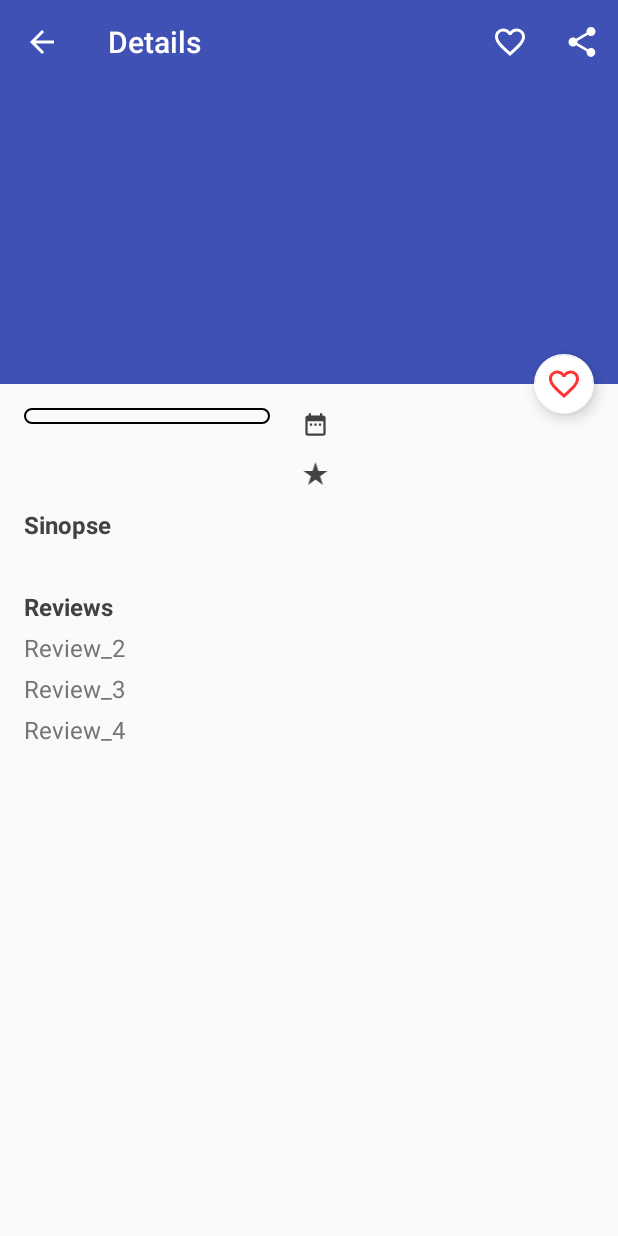
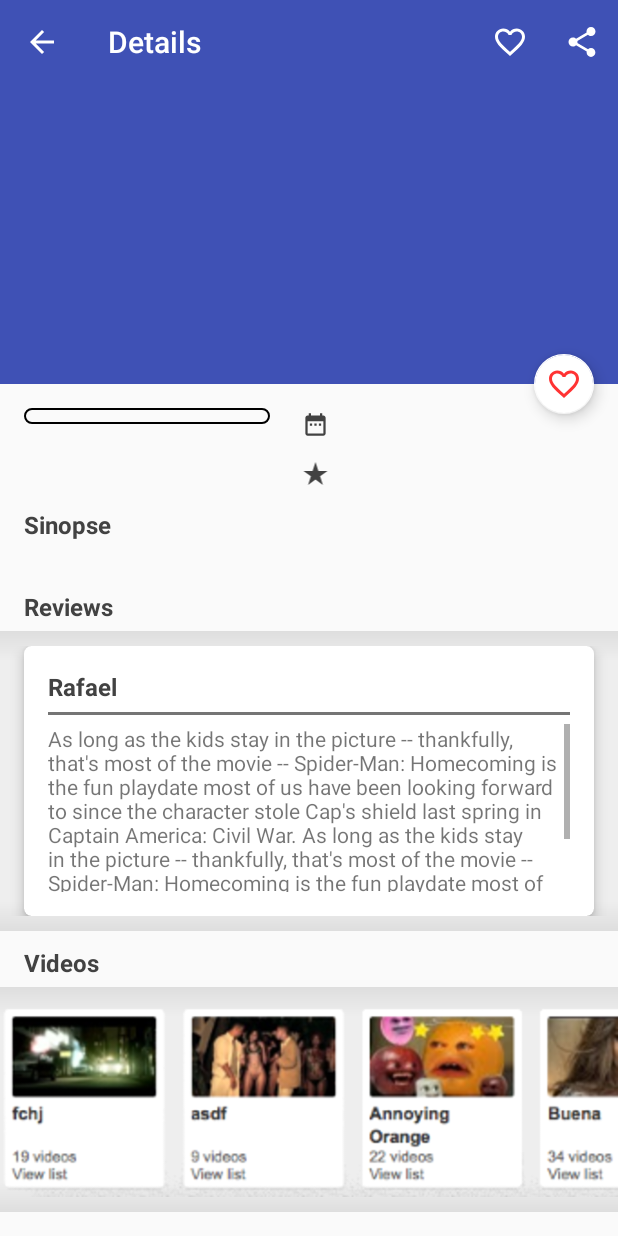
Before and after one commit to rewgoes/PopularMovies, an Android app: the DetailFragment screen opened directly, with no data from a screen before it, on a phone screen of 412 x 824 dp. Run offline under Robolectric (Android 15) with nearby library versions, the phone set to English and light mode, and no system bars; libraries missing offline, so code that uses them is left out: android.support.v7, net.opacapp.multilinecollapsingtoolbar; plain views replace CollapsingToolbarLayout; network calls fail; pictures from the network do not load; 2 statements that could not run were skipped.

Commit message:
Mock video and review design

```diff
--- a/app/build.gradle
+++ b/app/build.gradle
@@ -43,6 +43,7 @@ dependencies {
     compile 'net.opacapp:multiline-collapsingtoolbar:1.4.0'
     compile 'com.squareup.retrofit2:converter-gson:2.3.0'
     compile 'com.squareup.retrofit2:retrofit:2.3.0'
+    compile 'com.android.support:cardview-v7:25.3.1'
 
     androidTestCompile 'junit:junit:4.12'
     androidTestCompile 'com.android.support:support-annotations:25.3.1'
--- /dev/null
+++ b/app/src/main/res/drawable/elevation_background_bottom.xml
@@ -0,0 +1,8 @@
+<?xml version="1.0" encoding="utf-8"?>
+<shape xmlns:android="http://schemas.android.com/apk/res/android" >
+    <gradient
+        android:angle="90"
+        android:startColor="@color/recycler_view_background_shadow"
+        android:endColor="@color/recycler_view_background" />
+    <corners android:radius="0dp" />
+</shape>
--- /dev/null
+++ b/app/src/main/res/drawable/elevation_background_top.xml
@@ -0,0 +1,8 @@
+<?xml version="1.0" encoding="utf-8"?>
+<shape xmlns:android="http://schemas.android.com/apk/res/android" >
+    <gradient
+        android:angle="270"
+        android:startColor="@color/recycler_view_background_shadow"
+        android:endColor="@color/recycler_view_background" />
+    <corners android:radius="0dp" />
+</shape>
--- a/app/src/main/res/layout/movie_details.xml
+++ b/app/src/main/res/layout/movie_details.xml
@@ -1,10 +1,11 @@
 <?xml version="1.0" encoding="utf-8"?>
 <LinearLayout
     xmlns:android="http://schemas.android.com/apk/res/android"
+    xmlns:app="http://schemas.android.com/apk/res-auto"
     xmlns:tools="http://schemas.android.com/tools"
     android:layout_width="match_parent"
     android:layout_height="wrap_content"
-    xmlns:app="http://schemas.android.com/apk/res-auto"
+    android:clipToPadding="false"
     android:orientation="vertical"
     android:paddingBottom="@dimen/activity_vertical_margin"
     android:paddingLeft="@dimen/activity_horizontal_margin"
@@ -107,27 +108,89 @@
         android:layout_height="wrap_content"
         android:layout_marginBottom="5dp"
         android:layout_marginTop="5dp"
-        android:text="Reviews"/>
+        android:text="@string/reviews"/>
+
+    <FrameLayout
+        android:layout_width="match_parent"
+        android:layout_height="200dp"
+        android:layout_marginEnd="@dimen/activity_horizontal_margin_negative"
+        android:layout_marginStart="@dimen/activity_horizontal_margin_negative"
+        android:background="@color/recycler_view_background">
+
+        <View
+            android:layout_width="match_parent"
+            android:layout_height="20dp"
+            android:layout_gravity="top"
+            android:background="@drawable/elevation_background_top"/>
+
+        <View
+            android:layout_width="match_parent"
+            android:layout_height="20dp"
+            android:layout_gravity="bottom"
+            android:background="@drawable/elevation_background_bottom"/>
+
+        <RelativeLayout
+            android:layout_width="match_parent"
+            android:layout_height="match_parent"
+            android:layout_marginBottom="10dp"
+            android:layout_marginTop="10dp"
+            android:gravity="center">
+
+            <include
+                layout="@layout/review_item"/>
+        </RelativeLayout>
+
+        <!--<android.support.v7.widget.RecyclerView-->
+        <!--android:layout_width="match_parent"-->
+        <!--android:layout_height="match_parent"/>-->
+
+    </FrameLayout>
 
     <TextView
-        style="@style/BodyText"
+        style="@style/TitleText"
         android:layout_width="match_parent"
         android:layout_height="wrap_content"
         android:layout_marginBottom="5dp"
-        android:text="Review_2"/>
+        android:layout_marginTop="10dp"
+        android:text="@string/videos"/>
 
-    <TextView
-        style="@style/BodyText"
+    <FrameLayout
         android:layout_width="match_parent"
-        android:layout_height="wrap_content"
-        android:layout_marginBottom="5dp"
-        android:text="Review_3"/>
+        android:layout_height="150dp"
+        android:layout_marginEnd="@dimen/activity_horizontal_margin_negative"
+        android:layout_marginStart="@dimen/activity_horizontal_margin_negative"
+        android:background="@color/recycler_view_background">
 
-    <TextView
-        style="@style/BodyText"
-        android:layout_width="match_parent"
-        android:layout_height="wrap_content"
-        android:layout_marginBottom="5dp"
-        android:text="Review_4"/>
+        <View
+            android:layout_width="match_parent"
+            android:layout_height="20dp"
+            android:layout_gravity="top"
+            android:background="@drawable/elevation_background_top"/>
+
+        <View
+            android:layout_width="match_parent"
+            android:layout_height="20dp"
+            android:layout_gravity="bottom"
+            android:background="@drawable/elevation_background_bottom"/>
+
+        <RelativeLayout
+            android:layout_width="match_parent"
+            android:layout_height="match_parent"
+            android:layout_marginBottom="10dp"
+            android:layout_marginTop="10dp"
+            android:gravity="center">
+
+            <ImageView
+                android:layout_width="match_parent"
+                android:layout_height="wrap_content"
+                android:scaleType="fitXY"
+                android:src="@drawable/video_example"/>
+        </RelativeLayout>
+
+        <!--<android.support.v7.widget.RecyclerView-->
+        <!--android:layout_width="match_parent"-->
+        <!--android:layout_height="match_parent"/>-->
+
+    </FrameLayout>
 
 </LinearLayout>
--- /dev/null
+++ b/app/src/main/res/layout/review_item.xml
@@ -0,0 +1,47 @@
+<?xml version="1.0" encoding="utf-8"?>
+<android.support.v7.widget.CardView
+    xmlns:android="http://schemas.android.com/apk/res/android"
+    xmlns:app="http://schemas.android.com/apk/res-auto"
+    xmlns:tools="http://schemas.android.com/tools"
+    android:layout_width="match_parent"
+    android:layout_height="wrap_content"
+    android:layout_marginEnd="16dp"
+    android:layout_marginStart="16dp"
+    app:cardCornerRadius="5dp"
+    app:cardElevation="5dp">
+
+    <LinearLayout
+        android:layout_width="match_parent"
+        android:layout_height="wrap_content"
+        android:layout_margin="16dp"
+        android:orientation="vertical">
+
+        <TextView
+            android:id="@+id/review_author"
+            style="@style/TitleText"
+            android:layout_width="wrap_content"
+            android:layout_height="wrap_content"
+            android:text="Rafael"/>
+
+        <View
+            android:layout_width="match_parent"
+            android:layout_height="2dp"
+            android:layout_marginBottom="6dp"
+            android:layout_marginTop="6dp"
+            android:background="@color/text_content_color"/>
+
+        <android.support.v4.widget.NestedScrollView
+            android:layout_width="match_parent"
+            android:layout_height="wrap_content"
+            android:scrollbars="vertical">
+
+            <TextView
+                android:layout_width="wrap_content"
+                android:layout_height="wrap_content"
+                android:text="As long as the kids stay in the picture -- thankfully, that's most of the movie -- Spider-Man: Homecoming is the fun playdate most of us have been looking forward to since the character stole Cap's shield last spring in Captain America: Civil War. As long as the kids stay in the picture -- thankfully, that's most of the movie -- Spider-Man: Homecoming is the fun playdate most of us have been looking forward to since the character stole Cap's shield last spring in Captain America: Civil War."/>
+
+        </android.support.v4.widget.NestedScrollView>
+
+    </LinearLayout>
+
+</android.support.v7.widget.CardView>
--- a/app/src/main/res/values-w820dp/dimens.xml
+++ b/app/src/main/res/values-w820dp/dimens.xml
@@ -3,4 +3,5 @@
          (such as screen margins) for screens with more than 820dp of available width. This
          would include 7" and 10" devices in landscape (~960dp and ~1280dp respectively). -->
     <dimen name="activity_horizontal_margin">64dp</dimen>
+    <dimen name="activity_horizontal_margin_negative">-64dp</dimen>
 </resources>
--- a/app/src/main/res/values/colors.xml
+++ b/app/src/main/res/values/colors.xml
@@ -5,6 +5,8 @@
     <color name="colorAccent">#FF4081</color>
     <color name="translucent">#CCFF0000</color>
     <color name="favorite_background">#FFFFFF</color>
+    <color name="recycler_view_background">#EEEEEE</color>
+    <color name="recycler_view_background_shadow">#DEDEDE</color>
     <color name="favorite_red">@color/translucent</color>
     <color name="text_content_color">#757575</color>
     <color name="text_header_color">#424242</color>
--- a/app/src/main/res/values/dimens.xml
+++ b/app/src/main/res/values/dimens.xml
@@ -2,6 +2,7 @@
     <!-- Default screen margins, per the Android Design guidelines. -->
     <dimen name="activity_horizontal_margin">16dp</dimen>
     <dimen name="activity_vertical_margin">16dp</dimen>
+    <dimen name="activity_horizontal_margin_negative">-16dp</dimen>
 
     <!-- "standard" sizes we have for posters are 11x17 in, 18x24 in and 24x36
     Consider: 24x36 proportion -->
--- a/app/src/main/res/values/strings.xml
+++ b/app/src/main/res/values/strings.xml
@@ -32,5 +32,7 @@
     <string name="empty_list_view">A problem happened while loading the movies</string>
     <string name="empty_favorite_list_view">Favorite list is empty</string>
     <string name="menu_action_favorite">Favorite</string>
+    <string name="reviews">Reviews</string>
+    <string name="videos">Videos</string>
 
 </resources>
```
Also changed, not shown: app/src/main/res/drawable/video_example.png (added).
